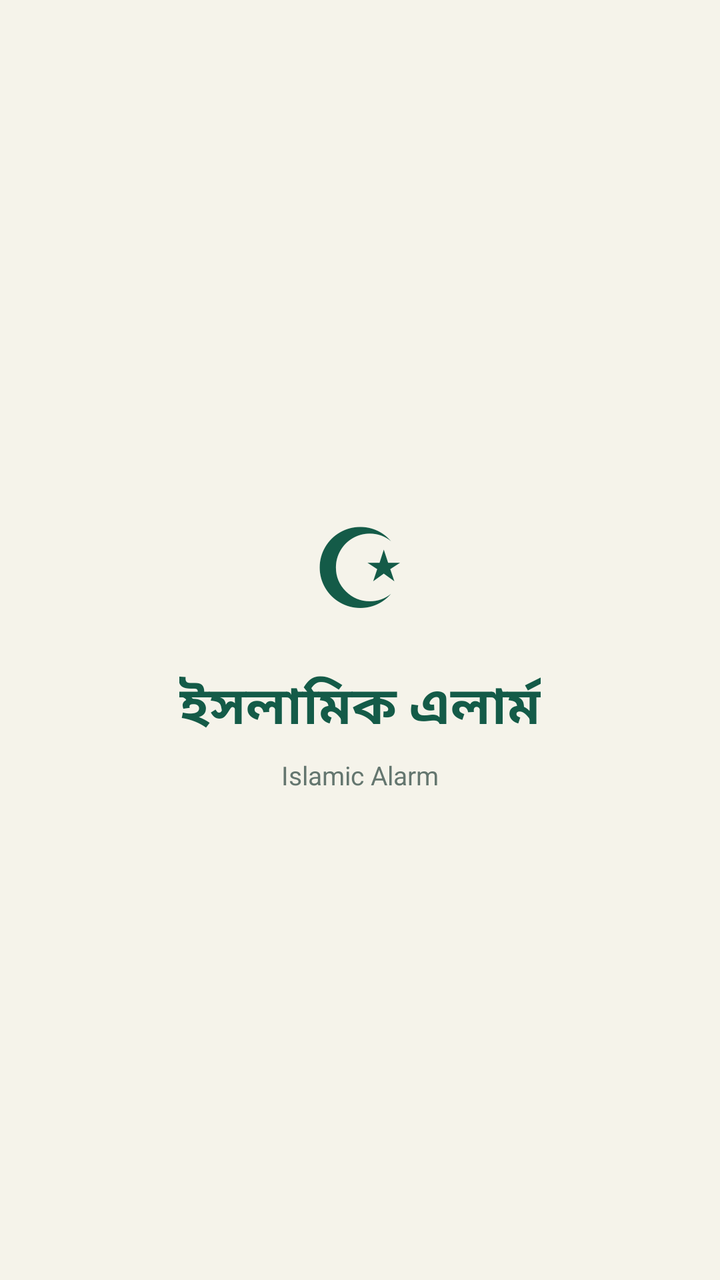
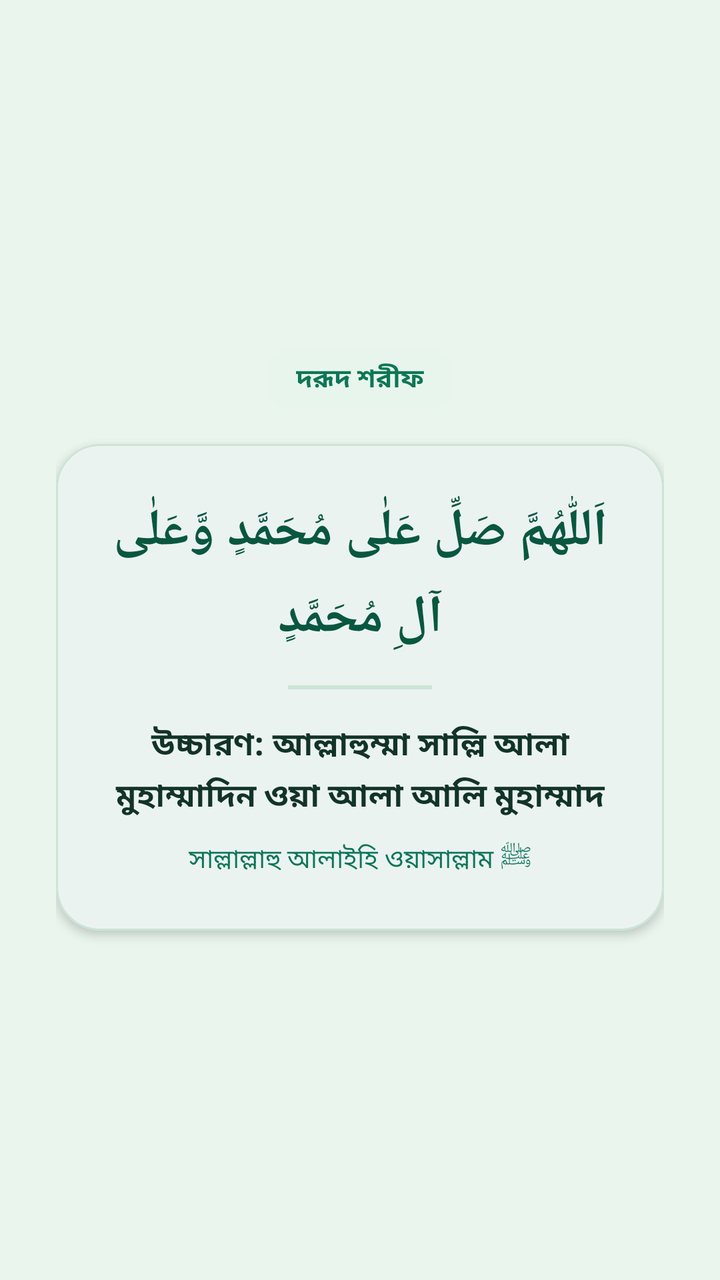

Compare the two renders of this Android layout. The source of the first and the diff that turns it into the second are given below.
<!-- AndroidManifest.xml: activity theme Theme.IslamicAlarm -->
<!-- res/layout/activity_splash.xml -->
<?xml version="1.0" encoding="utf-8"?>
<LinearLayout xmlns:android="http://schemas.android.com/apk/res/android"
    android:layout_width="match_parent"
    android:layout_height="match_parent"
    android:background="@color/background"
    android:gravity="center"
    android:orientation="vertical">

    <TextView
        android:layout_width="wrap_content"
        android:layout_height="wrap_content"
        android:fontFamily="sans-serif"
        android:text="☪"
        android:textColor="@color/secondary"
        android:textSize="56sp" />

    <TextView
        android:layout_width="wrap_content"
        android:layout_height="wrap_content"
        android:layout_marginTop="14dp"
        android:text="ইসলামিক এলার্ম"
        android:textColor="@color/secondary"
        android:textSize="26sp"
        android:textStyle="bold" />

    <TextView
        android:layout_width="wrap_content"
        android:layout_height="wrap_content"
        android:layout_marginTop="6dp"
        android:text="Islamic Alarm"
        android:textColor="@color/text_secondary"
        android:textSize="13sp" />

</LinearLayout>
<!-- resources referenced by this layout -->
<resources>
  <color name="background">#F5F3EA</color>
  <color name="secondary">#145B48</color>
  <color name="text_secondary">#64766F</color>
  <style name="Theme.IslamicAlarm" parent="Theme.Material3.Light.NoActionBar">
          <item name="colorPrimary">@color/dua_primary</item>
          <item name="colorOnPrimary">@color/white</item>
          <item name="colorPrimaryDark">@color/primary_variant</item>
          <item name="colorSecondary">@color/secondary</item>
          <item name="colorOnSecondary">@color/white</item>
          <item name="colorSurface">@color/surface</item>
          <item name="colorOnSurface">@color/text_primary</item>
          <item name="android:colorBackground">@color/background</item>
          <item name="colorOnBackground">@color/text_primary</item>
          <item name="android:statusBarColor">@color/background</item>
          <item name="android:navigationBarColor">@color/background</item>
          <item name="android:windowLightStatusBar">true</item>
          <item name="android:windowLightNavigationBar">true</item>
          <item name="android:windowBackground">@color/background</item>
      </style>
  <color name="dua_primary">#145B48</color>
  <color name="white">#FFFFFFFF</color>
  <color name="primary_variant">#0D4436</color>
  <color name="surface">#FFFFFF</color>
  <color name="text_primary">#183B32</color>
</resources>

<!-- the commit's change to res/layout/activity_splash.xml (unified diff, before → after) -->
@@ -1,34 +1,87 @@
 <?xml version="1.0" encoding="utf-8"?>
 <LinearLayout xmlns:android="http://schemas.android.com/apk/res/android"
+    xmlns:app="http://schemas.android.com/apk/res-auto"
+    android:id="@+id/splashRoot"
     android:layout_width="match_parent"
     android:layout_height="match_parent"
     android:background="@color/background"
     android:gravity="center"
-    android:orientation="vertical">
+    android:orientation="vertical"
+    android:paddingHorizontal="28dp"
+    android:paddingVertical="32dp">
 
     <TextView
+        android:id="@+id/tvSplashBadge"
         android:layout_width="wrap_content"
         android:layout_height="wrap_content"
-        android:fontFamily="sans-serif"
-        android:text="☪"
+        android:background="@drawable/bg_countdown_pill_clean"
+        android:backgroundTint="@color/surface_container"
+        android:paddingHorizontal="14dp"
+        android:paddingVertical="5dp"
+        android:text="দরূদ শরীফ"
         android:textColor="@color/secondary"
-        android:textSize="56sp" />
-
-    <TextView
-        android:layout_width="wrap_content"
-        android:layout_height="wrap_content"
-        android:layout_marginTop="14dp"
-        android:text="ইসলামিক এলার্ম"
-        android:textColor="@color/secondary"
-        android:textSize="26sp"
+        android:textSize="13sp"
         android:textStyle="bold" />
 
-    <TextView
-        android:layout_width="wrap_content"
+    <com.google.android.material.card.MaterialCardView
+        android:layout_width="match_parent"
         android:layout_height="wrap_content"
-        android:layout_marginTop="6dp"
-        android:text="Islamic Alarm"
-        android:textColor="@color/text_secondary"
-        android:textSize="13sp" />
+        android:layout_marginTop="18dp"
+        app:cardBackgroundColor="@color/surface"
+        app:cardCornerRadius="22dp"
+        app:cardElevation="3dp"
+        app:strokeColor="@color/card_border"
+        app:strokeWidth="1dp">
+
+        <LinearLayout
+            android:layout_width="match_parent"
+            android:layout_height="wrap_content"
+            android:gravity="center"
+            android:orientation="vertical"
+            android:paddingHorizontal="20dp"
+            android:paddingVertical="26dp">
+
+            <TextView
+                android:id="@+id/tvSplashDuroodArabic"
+                android:layout_width="match_parent"
+                android:layout_height="wrap_content"
+                android:gravity="center"
+                android:lineSpacingExtra="8dp"
+                android:text="اَللّٰهُمَّ صَلِّ عَلٰى مُحَمَّدٍ وَّعَلٰى آلِ مُحَمَّدٍ"
+                android:textColor="@color/primary_variant"
+                android:textDirection="rtl"
+                android:textSize="26sp"
+                android:textStyle="bold" />
+
+            <View
+                android:layout_width="72dp"
+                android:layout_height="2dp"
+                android:layout_marginVertical="16dp"
+                android:background="@color/card_border" />
+
+            <TextView
+                android:id="@+id/tvSplashDuroodPronunciation"
+                android:layout_width="match_parent"
+                android:layout_height="wrap_content"
+                android:gravity="center"
+                android:lineSpacingExtra="4dp"
+                android:text="উচ্চারণ: আল্লাহুম্মা সাল্লি আলা মুহাম্মাদিন ওয়া আলা আলি মুহাম্মাদ"
+                android:textColor="@color/text_primary"
+                android:textSize="16sp"
+                android:textStyle="bold" />
+
+            <TextView
+                android:id="@+id/tvSplashDuroodShort"
+                android:layout_width="wrap_content"
+                android:layout_height="wrap_content"
+                android:layout_marginTop="10dp"
+                android:gravity="center"
+                android:text="সাল্লাল্লাহু আলাইহি ওয়াসাল্লাম ﷺ"
+                android:textColor="@color/secondary"
+                android:textSize="13sp" />
+
+        </LinearLayout>
+
+    </com.google.android.material.card.MaterialCardView>
 
 </LinearLayout>
<!-- resource entries referenced after the edit -->
@@ -1,8 +1,8 @@
 <!-- resources referenced by this layout -->
 <resources>
-  <color name="background">#F5F3EA</color>
-  <color name="secondary">#145B48</color>
-  <color name="text_secondary">#64766F</color>
+  <color name="background">#EAF5EE</color>
+  <color name="card_border">#CBE4D5</color>
+  <color name="secondary">#0E7656</color>
   <style name="Theme.IslamicAlarm" parent="Theme.Material3.Light.NoActionBar">
           <item name="colorPrimary">@color/dua_primary</item>
           <item name="colorOnPrimary">@color/white</item>
@@ -19,10 +19,18 @@
           <item name="android:windowLightNavigationBar">true</item>
           <item name="android:windowBackground">@color/background</item>
       </style>
-  <color name="dua_primary">#145B48</color>
+  <color name="dua_primary">#0E7656</color>
   <color name="white">#FFFFFFFF</color>
-  <color name="primary_variant">#0D4436</color>
+  <color name="primary_variant">#09573F</color>
   <color name="surface">#FFFFFF</color>
-  <color name="text_primary">#183B32</color>
+  <color name="surface_container">#DDF0E5</color>
+  <color name="text_primary">#123328</color>
+  <!-- drawable bg_countdown_pill_clean (drawable) -->
+  <?xml version="1.0" encoding="utf-8"?>
+  <shape xmlns:android="http://schemas.android.com/apk/res/android"
+      android:shape="rectangle">
+      <corners android:radius="10dp" />
+      <solid android:color="#2E063326" />
+  </shape>
 </resources>
 
